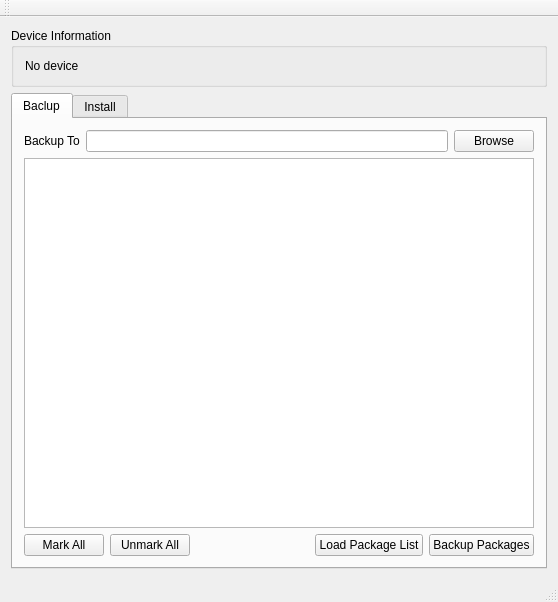
Above: mainwindow.ui from mdminhazulhaque/adb-gui before the change. Below: the same form after it.
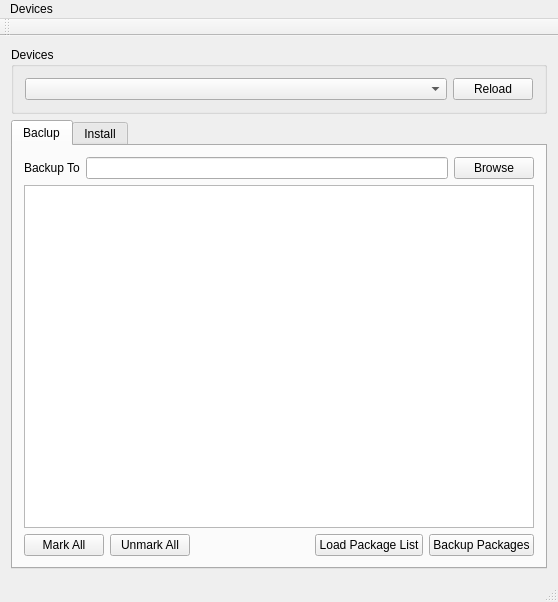
That is the form after the change.

Patch:
```diff
--- a/mainwindow.ui
+++ b/mainwindow.ui
@@ -102,13 +102,29 @@
     <item row="0" column="0">
      <widget class="QGroupBox" name="boxDevice">
       <property name="title">
-       <string>Device Information</string>
+       <string>Devices</string>
       </property>
       <layout class="QGridLayout" name="gridLayout_3">
        <item row="0" column="0">
-        <widget class="QLabel" name="devicename">
+        <widget class="QComboBox" name="deviceid">
+         <property name="sizePolicy">
+          <sizepolicy hsizetype="Expanding" vsizetype="Fixed">
+           <horstretch>0</horstretch>
+           <verstretch>0</verstretch>
+          </sizepolicy>
+         </property>
+        </widget>
+       </item>
+       <item row="0" column="1">
+        <widget class="QPushButton" name="btnReload">
+         <property name="sizePolicy">
+          <sizepolicy hsizetype="Maximum" vsizetype="Fixed">
+           <horstretch>0</horstretch>
+           <verstretch>0</verstretch>
+          </sizepolicy>
+         </property>
          <property name="text">
-          <string>No device</string>
+          <string>Reload</string>
          </property>
         </widget>
        </item>
@@ -126,6 +142,12 @@
      <height>26</height>
     </rect>
    </property>
+   <widget class="QMenu" name="menuDevices">
+    <property name="title">
+     <string>Devices</string>
+    </property>
+   </widget>
+   <addaction name="menuDevices"/>
   </widget>
   <widget class="QToolBar" name="mainToolBar">
    <attribute name="toolBarArea">
```
